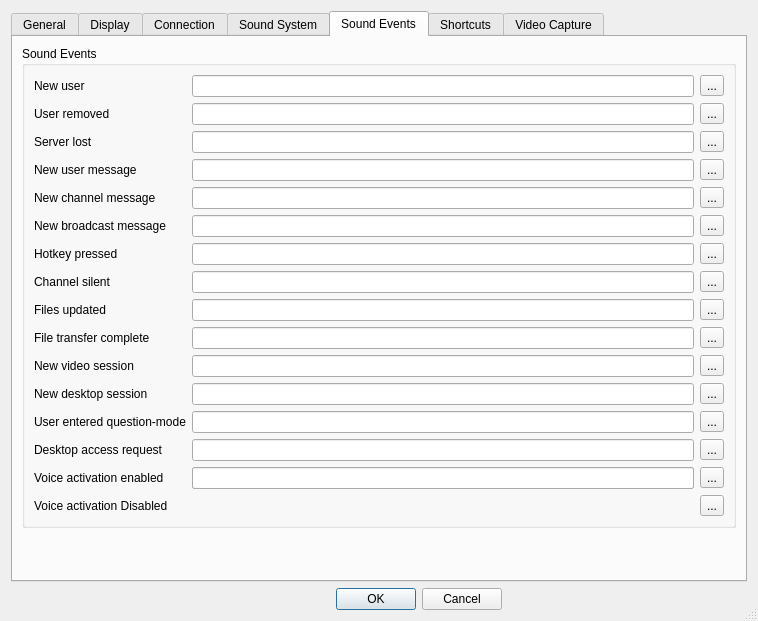
The window that Client/qtTeamTalk/preferences.ui (BearWare/TeamTalk5) describes before a commit, drawn with Qt 5.
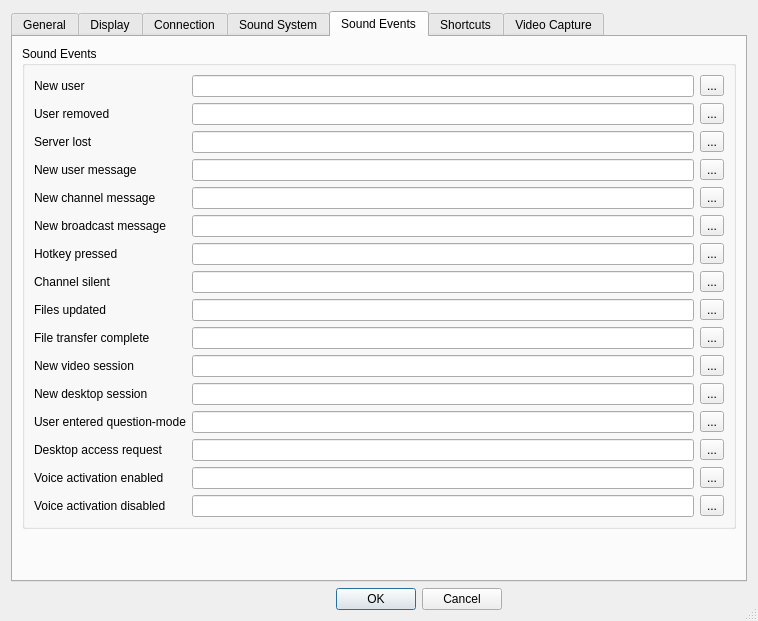
The same window after the commit. The open tabs and pages were chosen to show the change. Icons and pictures are not drawn.

Commit message: All fixes for voiceactoff sound

Patch:
```diff
--- a/Client/qtTeamTalk/preferences.ui
+++ b/Client/qtTeamTalk/preferences.ui
@@ -1335,13 +1335,13 @@
               </property>
              </widget>
             </item>
-            <item row="20" column="1">
+            <item row="21" column="1">
              <widget class="QLineEdit" name="voiceactoffEdit"/>
             </item>
             <item row="21" column="0">
              <widget class="QLabel" name="label_321">
               <property name="text">
-               <string>Voice activation Disabled</string>
+               <string>Voice activation disabled</string>
               </property>
               <property name="buddy">
                <cstring>voiceactoffEdit</cstring>
```
The commit also changes 1 other file.
